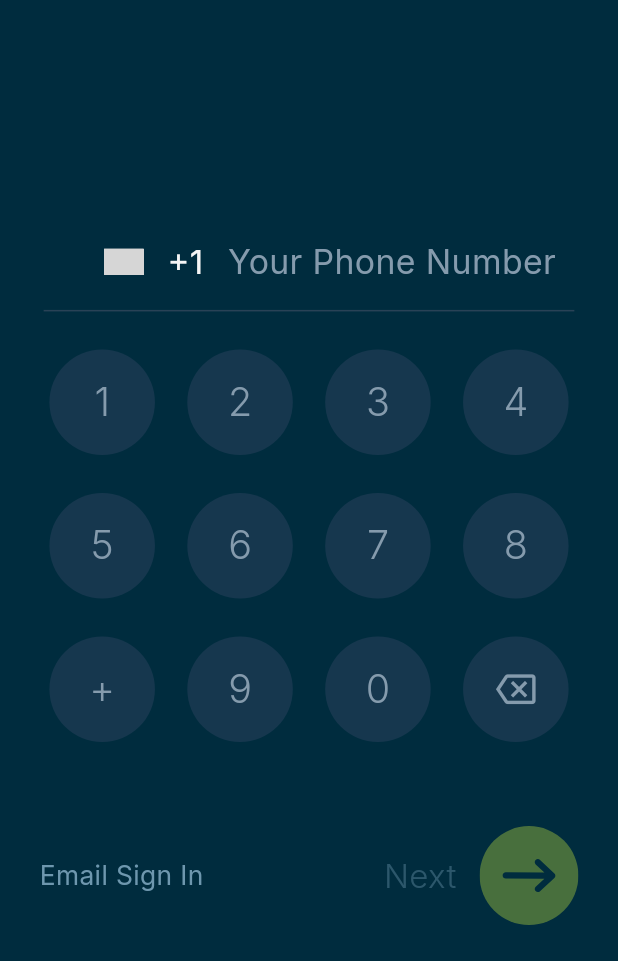
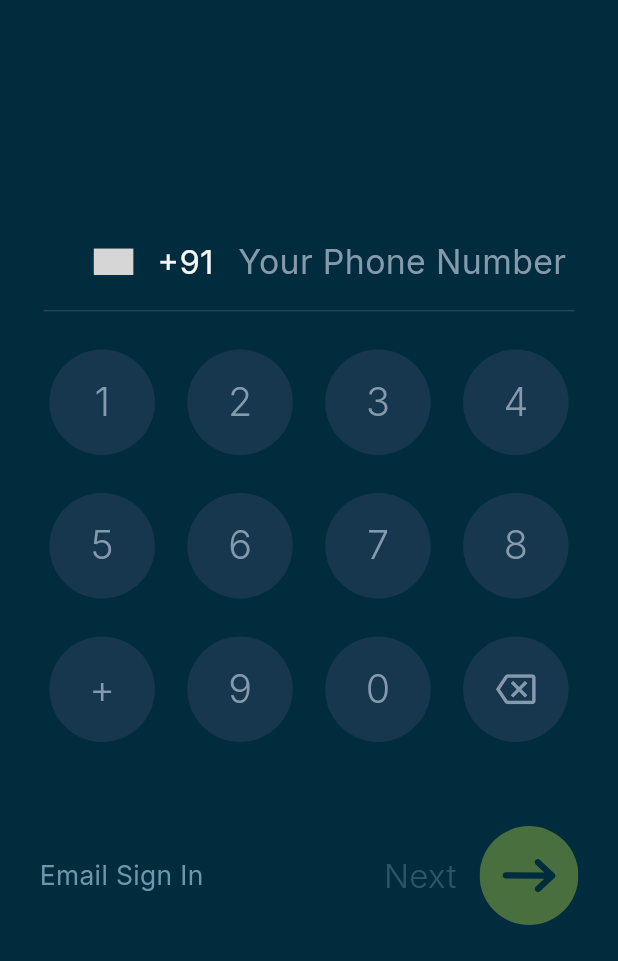
Before and after one commit to Technoviaan/Solo-app-flutter, a Flutter app: the screen it shows after launch, on a phone screen of 412 x 824 dp, the part 275-1236 px from its top. Run offline on Flutter 3.47's test engine with Material 3 defaults, Android fonts, the phone set to English and light mode, and no system bars; drawn by our look-alikes of country_code_picker; our stand-ins replace app_links, audioplayers, firebase_core, firebase_messaging, flutter_bloc, flutter_contacts and 9 more; missing offline and left inert: alarm, android_intent_plus; accounts and stored records are empty; network calls fail; grey boxes are pictures that could not be loaded.

Commit message:
1st commit

```diff
--- a/lib/loginWithNumber/login_page.dart
+++ b/lib/loginWithNumber/login_page.dart
@@ -37,53 +37,77 @@
   String lastUsedDialCode = "";
   String lastUsedPhone = "";
 
+  // Document ke anusar Excluded / Sanctioned Countries list
+  static const Set<String> _excludedIsoCodes = {
+    // APAC Excluded: North Korea, Iran, Myanmar, USA
+    'KP', 'IR', 'MM', 'US',
+    // EMEA Excluded: Belarus, CAR, DR Congo, Iraq, Lebanon, Liberia, Libya, Russia, Somalia, Sudan, Syria, Yemen, Zimbabwe
+    'BY', 'CF', 'CD', 'IQ', 'LB', 'LR', 'LY', 'RU', 'SO', 'SD', 'SY', 'YE', 'ZW',
+    // LATAM Excluded: Cuba, Nicaragua, Venezuela
+    'CU', 'NI', 'VE',
+  };
+
+  // Supported Country Codes from PDF (APAC, EMEA, LATAM, Other)
   static const Map<String, String> _worldIsoToDialCode = {
-    'IN': '+91',  'US': '+1',   'CA': '+1',   'NP': '+977', 'GB': '+44',
-    'AU': '+61',  'AE': '+971', 'SA': '+966', 'PK': '+92',  'BD': '+880',
-    'LK': '+94',  'DE': '+49',  'FR': '+33',  'JP': '+81',  'CN': '+86',
-    'RU': '+7',   'BR': '+55',  'MX': '+52',  'ZA': '+27',  'IT': '+39',
-    'ES': '+34',  'SG': '+65',  'MY': '+60',  'ID': '+62',  'TH': '+66',
-    'PH': '+63',  'VN': '+84',  'KR': '+82',  'NZ': '+64',  'EG': '+20',
-    'NG': '+234', 'KE': '+254', 'AR': '+54',  'CL': '+56',  'CO': '+57',
-    'TR': '+90',  'UA': '+380', 'PL': '+48',  'NL': '+31',  'SE': '+46',
-    'NO': '+47',  'FI': '+358', 'DK': '+45',  'CH': '+41',  'AT': '+43',
-    'KW': '+965', 'QA': '+974', 'OM': '+968', 'BH': '+973', 'IE': '+353',
+    // --- APAC ---
+    'AF': '+93', 'AS': '+1684', 'AU': '+61', 'BD': '+880', 'BT': '+975',
+    'BN': '+673', 'KH': '+855', 'CN': '+86', 'CK': '+682', 'TL': '+670',
+    'FJ': '+679', 'PF': '+689', 'GU': '+1671', 'HK': '+852', 'IN': '+91',
+    'ID': '+62', 'JP': '+81', 'KI': '+686', 'LA': '+856', 'MO': '+853',
+    'MY': '+60', 'MV': '+960', 'MH': '+692', 'FM': '+691', 'MN': '+976',
+    'NR': '+674', 'NP': '+977', 'NC': '+687', 'NZ': '+64', 'NU': '+683',
+    'MP': '+1670', 'PK': '+92', 'PW': '+680', 'PG': '+675', 'PH': '+63',
+    'WS': '+685', 'SG': '+65', 'SB': '+677', 'KR': '+82', 'LK': '+94',
+    'TW': '+886', 'TH': '+66', 'TO': '+676', 'TV': '+688', 'VU': '+678',
+    'VN': '+84',
+
+    // --- EMEA ---
+    'AL': '+355', 'DZ': '+213', 'AD': '+376', 'AO': '+244', 'AT': '+43',
+    'AZ': '+994', 'BH': '+973', 'BE': '+32', 'BJ': '+229', 'BA': '+387',
+    'BW': '+267', 'BG': '+359', 'BF': '+226', 'BI': '+257', 'CV': '+238',
+    'CM': '+237', 'TD': '+235', 'KM': '+269', 'CG': '+242', 'CI': '+225',
+    'HR': '+385', 'CY': '+357', 'CZ': '+420', 'DK': '+45', 'DJ': '+253',
+    'EG': '+20', 'GQ': '+240', 'ER': '+291', 'EE': '+372', 'SZ': '+268',
+    'ET': '+251', 'FI': '+358', 'FR': '+33', 'GA': '+241', 'GM': '+220',
+    'GE': '+995', 'DE': '+49', 'GH': '+233', 'GR': '+30', 'GN': '+224',
+    'GW': '+245', 'HU': '+36', 'IS': '+354', 'IE': '+353', 'IL': '+972',
+    'IT': '+39', 'JO': '+962', 'KZ': '+7', 'KE': '+254', 'XK': '+383',
+    'KW': '+965', 'KG': '+996', 'LV': '+371', 'LS': '+266', 'LI': '+423',
+    'LT': '+370', 'LU': '+352', 'MG': '+261', 'MW': '+265', 'ML': '+223',
+    'MT': '+356', 'MR': '+222', 'MU': '+230', 'MD': '+373', 'MC': '+377',
+    'ME': '+382', 'MA': '+212', 'MZ': '+258', 'NA': '+264', 'NL': '+31',
+    'NE': '+227', 'NG': '+234', 'MK': '+389', 'NO': '+47', 'OM': '+968',
+    'PS': '+970', 'PL': '+48', 'PT': '+351', 'QA': '+974', 'RO': '+40',
+    'RW': '+250', 'SM': '+378', 'ST': '+239', 'SA': '+966', 'SN': '+221',
+    'RS': '+381', 'SC': '+248', 'SL': '+232', 'SK': '+421', 'SI': '+386',
+    'ZA': '+27', 'SS': '+211', 'ES': '+34', 'SE': '+46', 'CH': '+41',
+    'TJ': '+992', 'TZ': '+255', 'TG': '+228', 'TN': '+216', 'TR': '+90',
+    'TM': '+993', 'UG': '+256', 'UA': '+380', 'AE': '+971', 'GB': '+44',
+    'UZ': '+998', 'VA': '+379', 'ZM': '+260',
+
+    // --- LATAM ---
+    'AG': '+1268', 'AR': '+54', 'BS': '+1242', 'BB': '+1246', 'BZ': '+501',
+    'BO': '+591', 'BR': '+55', 'CL': '+56', 'CO': '+57', 'CR': '+506',
+    'DM': '+1767', 'DO': '+1809', 'EC': '+593', 'SV': '+503', 'GD': '+1473',
+    'GT': '+502', 'GY': '+592', 'HT': '+509', 'HN': '+504', 'JM': '+1876',
+    'MX': '+52', 'PA': '+507', 'PY': '+595', 'PE': '+51', 'KN': '+1869',
+    'LC': '+1758', 'VC': '+1784', 'SR': '+597', 'TT': '+1868', 'UY': '+598',
+
+    // --- OTHER ---
+    'CA': '+1', 'GL': '+299', 'PM': '+508', 'BM': '+1441',
   };
 
   static const Map<String, int> _dialCodeToRequiredLength = {
-    '+91': 10,
-    '+1': 10,
-    '+977': 10,
-    '+44': 10,
-    '+61': 9,
-    '+971': 9,
-    '+966': 9,
-    '+92': 10,
-    '+880': 10,
-    '+94': 9,
-    '+49': 10,
-    '+33': 9,
-    '+81': 10,
-    '+86': 11,
-    '+7': 10,
-    '+55': 11,
-    '+52': 10,
-    '+27': 9,
-    '+39': 10,
-    '+34': 9,
-    '+65': 8,
-    '+60': 9,
-    '+62': 10,
-    '+66': 9,
-    '+63': 10,
-    '+84': 9,
-    '+82': 10,
-    '+64': 9,
-    '+965': 8,
-    '+974': 8,
-    '+968': 8,
-    '+973': 8,
-    '+353': 9,
+    '+91': 10, '+1': 10, '+977': 10, '+44': 10, '+61': 9,
+    '+971': 9, '+966': 9, '+92': 10, '+880': 10, '+94': 9,
+    '+49': 10, '+33': 9, '+81': 10, '+86': 11, '+55': 11,
+    '+52': 10, '+27': 9, '+39': 10, '+34': 9, '+65': 8,
+    '+60': 9, '+62': 10, '+66': 9, '+63': 10, '+84': 9,
+    '+82': 10, '+64': 9, '+965': 8, '+974': 8, '+968': 8,
+    '+973': 8, '+353': 9, '+31': 9, '+46': 9, '+47': 8,
+    '+41': 9, '+43': 10, '+32': 9, '+351': 9, '+48': 9,
+    '+90': 10, '+234': 10, '+254': 9, '+20': 10, '+54': 10,
+    '+56': 9, '+57': 10, '+51': 9,
   };
 
   int get _currentRequiredPhoneLength => _dialCodeToRequiredLength[selectedDialCode] ?? 10;
@@ -102,28 +126,25 @@
     _autoFetchUserCountry();
   }
 
-  // Multi-tier Auto Fetching (Fast Locale -> Geo IP) with debug console logs
   Future<void> _autoFetchUserCountry() async {
     // 1. Device Locale Check
     try {
       final locale = WidgetsBinding.instance.platformDispatcher.locale;
       final countryCode = locale.countryCode?.toUpperCase();
-      debugPrint("📱 [Country Detect] Device Locale Code: $countryCode");
 
-      if (countryCode != null && _worldIsoToDialCode.containsKey(countryCode)) {
+      if (countryCode != null &&
+          !_excludedIsoCodes.contains(countryCode) &&
+          _worldIsoToDialCode.containsKey(countryCode)) {
         if (mounted) {
           setState(() {
             selectedIsoCode = countryCode;
             selectedDialCode = _worldIsoToDialCode[countryCode]!;
           });
-          debugPrint("✅ [Country Detect] Initialized via Locale: $selectedIsoCode ($selectedDialCode)");
         }
       }
-    } catch (e) {
-      debugPrint("❌ [Country Detect] Locale Error: $e");
-    }
+    } catch (_) {}
 
-    // 2. Real-time Network Location Check (Accurate according to actual country/Play Store region)
+    // 2. Geo IP Check
     try {
       final response = await http
           .get(Uri.parse('https://ipapi.co/json/'))
@@ -133,24 +154,23 @@
         final data = jsonDecode(response.body);
         final ipCountry = data['country_code']?.toString().toUpperCase();
         final ipCallingCode = data['country_calling_code']?.toString();
-        debugPrint("🌐 [Country Detect] Primary Geo-IP Response: Country=$ipCountry, CallingCode=$ipCallingCode");
 
-        if (ipCountry != null && mounted) {
+        if (ipCountry != null &&
+            !_excludedIsoCodes.contains(ipCountry) &&
+            mounted) {
           setState(() {
             selectedIsoCode = ipCountry;
             if (ipCallingCode != null && ipCallingCode.isNotEmpty) {
-              selectedDialCode = ipCallingCode.startsWith('+') ? ipCallingCode : '+$ipCallingCode';
+              selectedDialCode =
+              ipCallingCode.startsWith('+') ? ipCallingCode : '+$ipCallingCode';
             } else if (_worldIsoToDialCode.containsKey(ipCountry)) {
               selectedDialCode = _worldIsoToDialCode[ipCountry]!;
             }
           });
-          debugPrint("✅ [Country Detect] Final Country Selected: $selectedIsoCode ($selectedDialCode) | Required Digits: $_currentRequiredPhoneLength");
           return;
         }
       }
-    } catch (e) {
-      debugPrint("⚠️ [Country Detect] Primary IP check skipped/failed: $e");
-      // Fallback secondary IP API
+    } catch (_) {
       try {
         final fallbackRes = await http
             .get(Uri.parse('http://ip-api.com/json'))
@@ -158,13 +178,14 @@
         if (fallbackRes.statusCode == 200) {
           final data = jsonDecode(fallbackRes.body);
           final ipCountry = data['countryCode']?.toString().toUpperCase();
-          debugPrint("🌐 [Country Detect] Fallback Geo-IP Response: Country=$ipCountry");
-          if (ipCountry != null && _worldIsoToDialCode.containsKey(ipCountry) && mounted) {
+          if (ipCountry != null &&
+              !_excludedIsoCodes.contains(ipCountry) &&
+              _worldIsoToDialCode.containsKey(ipCountry) &&
+              mounted) {
             setState(() {
               selectedIsoCode = ipCountry;
               selectedDialCode = _worldIsoToDialCode[ipCountry]!;
             });
-            debugPrint("✅ [Country Detect] Final Country via Fallback: $selectedIsoCode ($selectedDialCode)");
           }
         }
       } catch (_) {}
@@ -213,8 +234,14 @@
   }
 
   void validateAndSend() {
+    if (_excludedIsoCodes.contains(selectedIsoCode)) {
+      setState(() => error = "Service is not available in your region");
+      return;
+    }
+
     if (phone.length != _currentRequiredPhoneLength) {
-      setState(() => error = "Please enter complete $_currentRequiredPhoneLength digit number");
+      setState(() =>
+      error = "Please enter complete $_currentRequiredPhoneLength digit number");
       return;
     }
 
@@ -487,6 +514,7 @@
                         children: [
                           CountryCodePicker(
                             key: ValueKey(selectedIsoCode),
+                            countryFilter: _worldIsoToDialCode.keys.toList(),
                             onChanged: (country) {
                               setState(() {
                                 selectedIsoCode = country.code ?? "IN";
@@ -497,7 +525,7 @@
                               });
                             },
                             initialSelection: selectedIsoCode,
-                            favorite: const ['+91', 'IN', '+1', 'US', '+977', 'NP'],
+                            favorite: const ['SG', 'AU', 'KR', 'JP', 'IN', 'GB'],
                             showCountryOnly: false,
                             showOnlyCountryWhenClosed: false,
                             alignLeft: false,
--- a/pubspec.yaml
+++ b/pubspec.yaml
@@ -97,6 +97,9 @@
     - assets/svg/
     - assets/images/helloImage/
     - assets/audio/
+    - assets/audio/voices/male/
+    - assets/audio/voices/female/
+    - assets/audio/effects/
   #   - images/a_dot_ham.jpeg
 
   # An image asset can refer to one or more resolution-specific "variants", see
```
Also changed, not shown: 1 other file.
